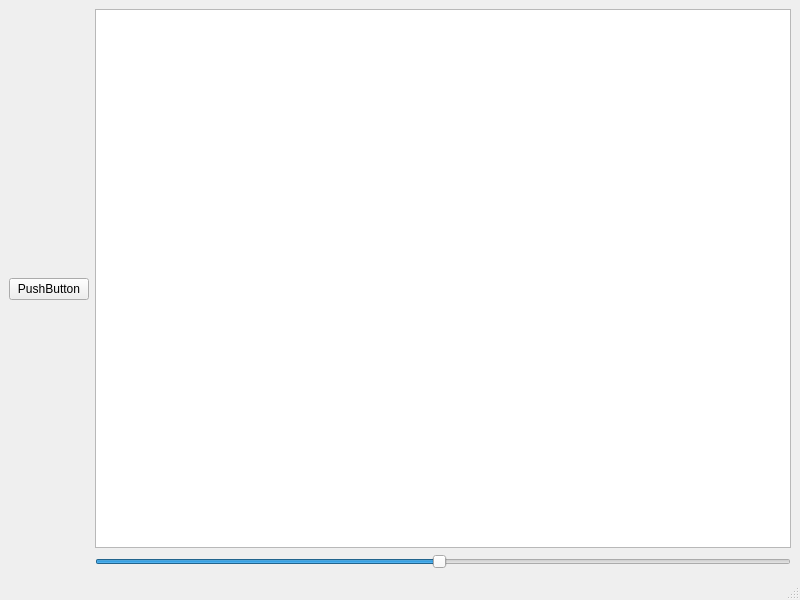
First picture: the form in mainwindow.ui, repository AstrocatApp/AstrocatApp, before the edit.
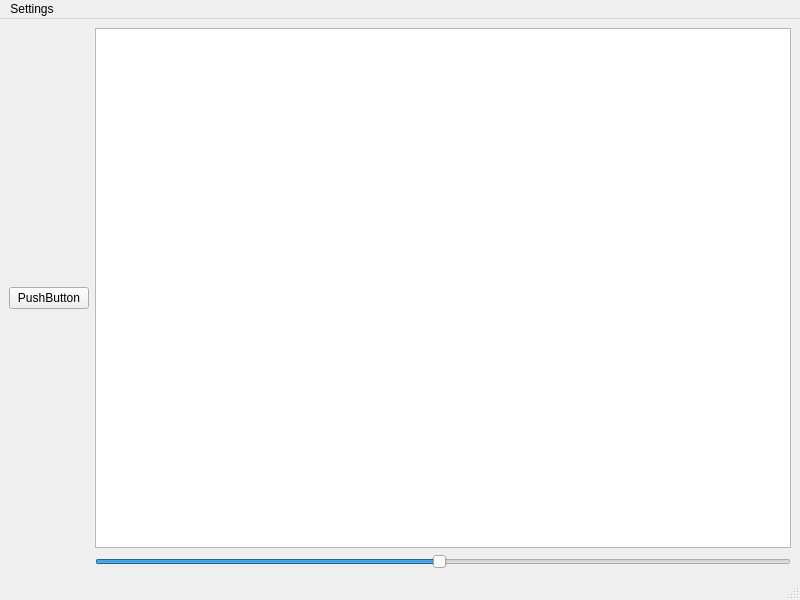
Second picture: the form after the edit.

Commit message: Added a Folder menu

```diff
--- a/mainwindow.ui
+++ b/mainwindow.ui
@@ -56,6 +56,13 @@
      <height>24</height>
     </rect>
    </property>
+   <widget class="QMenu" name="menuSettings">
+    <property name="title">
+     <string>Settings</string>
+    </property>
+    <addaction name="actionFolders"/>
+   </widget>
+   <addaction name="menuSettings"/>
   </widget>
   <widget class="QStatusBar" name="statusbar"/>
  </widget>
```
Left out of the diff: 5 changed lines with no effect on the pictures. The commit also changes 2 other files.
